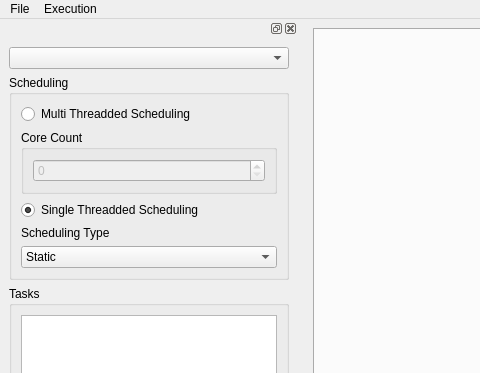
Before: the Qt Designer form src/UI/MainWindow.ui in TheMHMoritz3/OpenCLScheduler, drawn with Qt 5; both pictures show x 0 to 480 and y 0 to 373 of the 1334 by 841 pixel window.
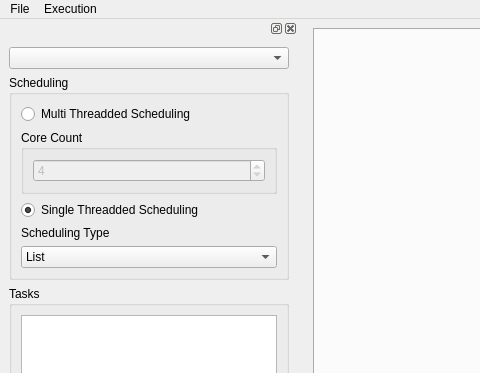
After: the same form once the commit is applied.

```diff
--- a/src/UI/MainWindow.ui
+++ b/src/UI/MainWindow.ui
@@ -98,6 +98,12 @@
              <property name="readOnly">
               <bool>false</bool>
              </property>
+             <property name="minimum">
+              <number>2</number>
+             </property>
+             <property name="value">
+              <number>4</number>
+             </property>
             </widget>
            </item>
           </layout>
@@ -121,12 +127,7 @@
          </widget>
         </item>
         <item>
-         <widget class="QComboBox" name="comboBox_2">
-          <item>
-           <property name="text">
-            <string>Static</string>
-           </property>
-          </item>
+         <widget class="QComboBox" name="SchedulingTypeSpinBox">
           <item>
            <property name="text">
             <string>List</string>
```
Left out of the diff: 7 changed lines with no effect on the pictures.
